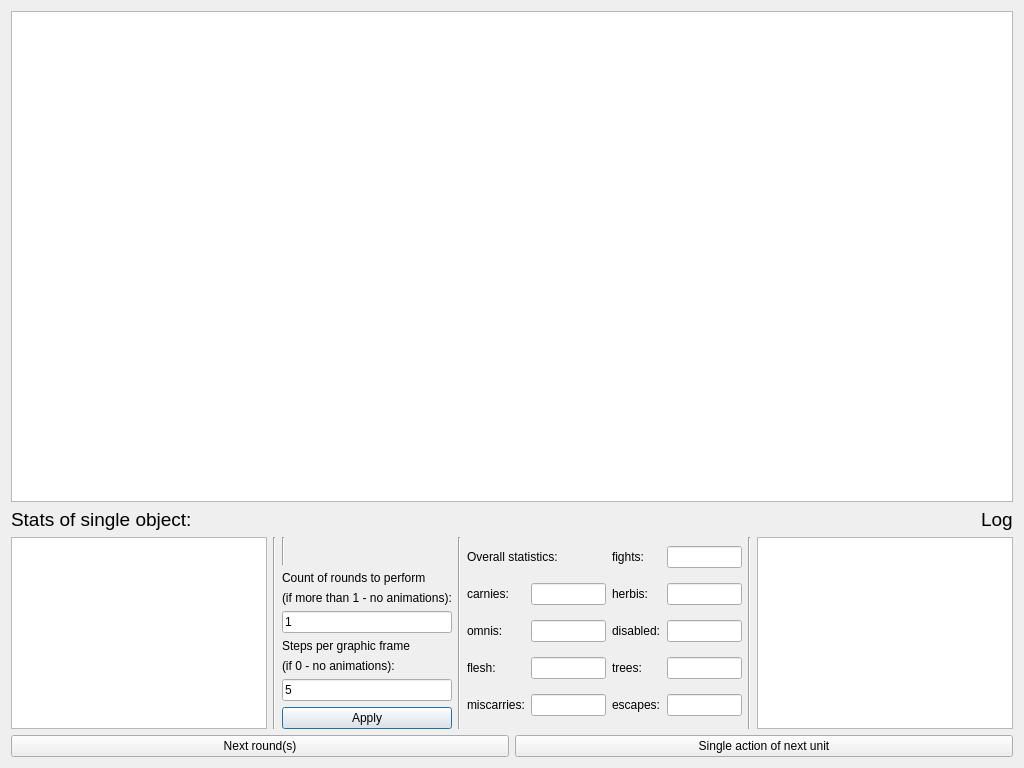
evolvazpr/evolva, file dialog.ui: the form before one commit.
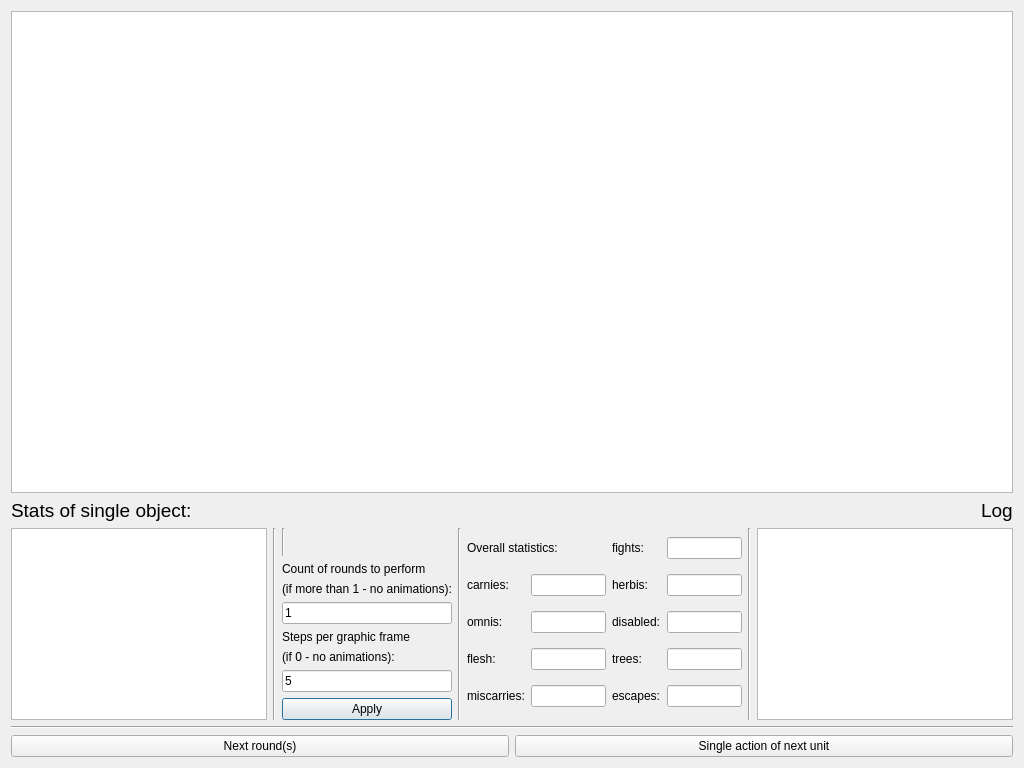
The form after the commit.

```diff
--- a/dialog.ui
+++ b/dialog.ui
@@ -479,6 +479,13 @@
      </item>
     </layout>
    </item>
+   <item>
+    <widget class="Line" name="line_5">
+     <property name="orientation">
+      <enum>Qt::Horizontal</enum>
+     </property>
+    </widget>
+   </item>
    <item>
     <layout class="QHBoxLayout" name="horizontalLayout_4">
      <item>
```
